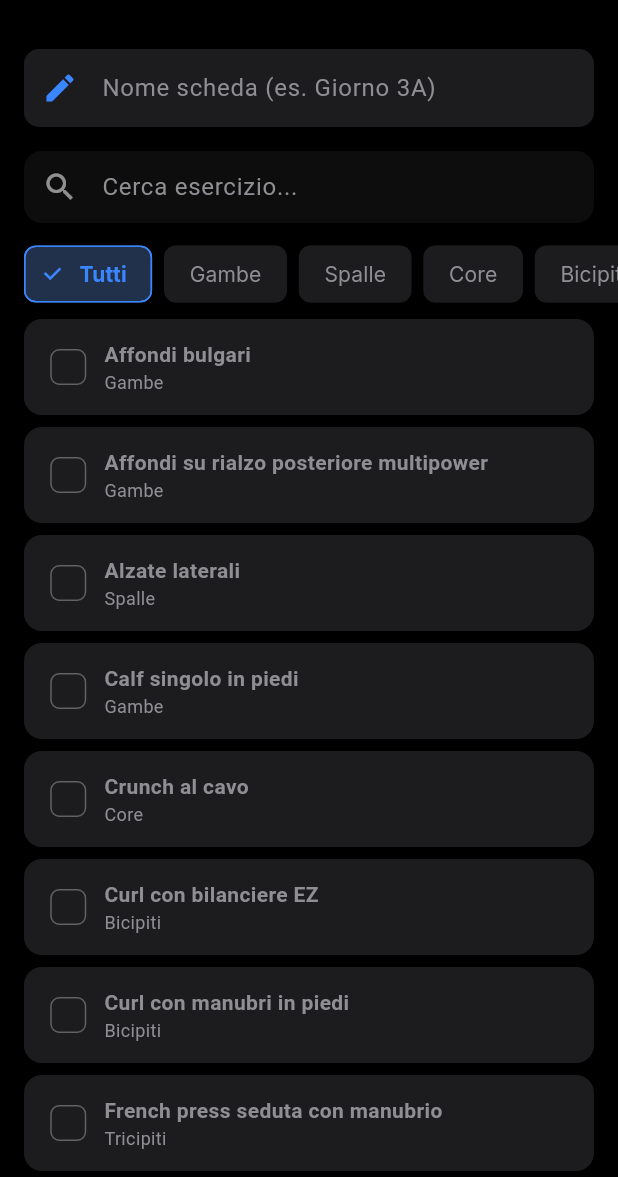
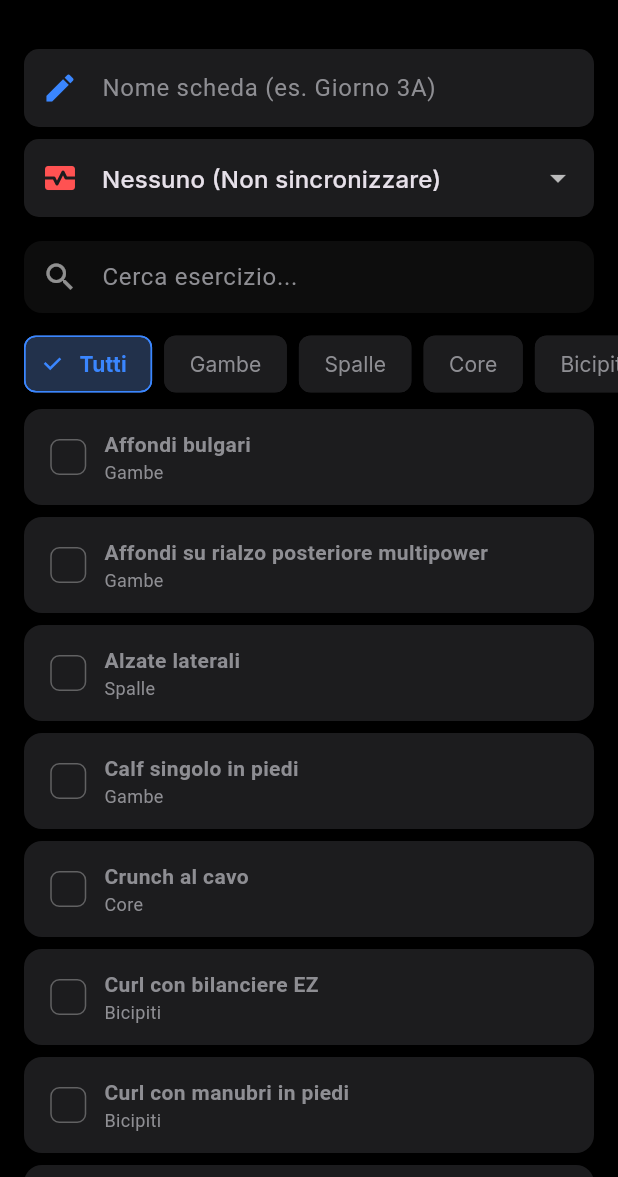
Before and after one commit to chiarafragomeli/fittracker, a Flutter app: the screen it shows after launch, after a tap on the "add" icon, on a phone screen of 412 x 824 dp, the part 59-1236 px from its top. Run offline on Flutter 3.47's test engine with Material 3 defaults, Android fonts, the phone set to English and light mode, and no system bars; our stand-ins replace csv, flutter_riverpod, go_router, google_fonts, hive, hive_flutter; missing offline and left inert: health; accounts and stored records are empty.

Commit message:
feat: Add Apple HealthKit integration for workouts

```diff
--- a/lib/features/profile/profile_screen.dart
+++ b/lib/features/profile/profile_screen.dart
@@ -6,6 +6,7 @@ import '../../core/database/models.dart';
 import 'package:intl/intl.dart';
 import '../exercises/exercises_provider.dart';
 import 'workout_history_screen.dart';
+import '../settings/settings_provider.dart';
 
 class ProfileScreen extends ConsumerStatefulWidget {
   const ProfileScreen({super.key});
@@ -155,6 +156,32 @@ class _ProfileScreenState extends ConsumerState<ProfileScreen> {
                 ),
                 const SizedBox(height: 16),
                 _buildCalendar(logs),
+                const SizedBox(height: 32),
+                const Text(
+                  'Impostazioni',
+                  style: TextStyle(fontSize: 18, fontWeight: FontWeight.bold),
+                ),
+                const SizedBox(height: 12),
+                Container(
+                  decoration: BoxDecoration(
+                    color: AppTheme.surfaceColor,
+                    borderRadius: BorderRadius.circular(16),
+                  ),
+                  child: Consumer(
+                    builder: (context, ref, _) {
+                      final syncEnabled = ref.watch(settingsProvider);
+                      return SwitchListTile(
+                        title: const Text('Sincronizza con Apple Salute', style: TextStyle(fontWeight: FontWeight.bold)),
+                        subtitle: const Text('Salva automaticamente i tuoi allenamenti nell\'app Salute e Fitness.'),
+                        value: syncEnabled,
+                        activeColor: AppTheme.primaryColor,
+                        onChanged: (val) {
+                          ref.read(settingsProvider.notifier).toggleSyncHealthKit(val);
+                        },
+                      );
+                    },
+                  ),
+                ),
               ],
             ),
           );
--- a/lib/features/routines/create_routine_screen.dart
+++ b/lib/features/routines/create_routine_screen.dart
@@ -18,15 +18,17 @@ class CreateRoutineScreen extends ConsumerStatefulWidget {
 class _CreateRoutineScreenState extends ConsumerState<CreateRoutineScreen> {
   late final TextEditingController _nameController;
   late final TextEditingController _searchController;
-  late final List<String> _selectedExerciseIds;
+  late List<String> _selectedExerciseIds;
   String _filterGroup = 'Tutti';
   String _searchQuery = '';
+  String? _healthActivityType;
 
   @override
   void initState() {
     super.initState();
     _nameController = TextEditingController(text: widget.routine?.name ?? '');
     _searchController = TextEditingController();
+    _healthActivityType = widget.routine?.healthActivityType;
     _selectedExerciseIds = List.from(widget.routine?.exerciseIds ?? []);
   }
 
@@ -47,12 +49,18 @@ class _CreateRoutineScreenState extends ConsumerState<CreateRoutineScreen> {
     }
 
     if (widget.routine != null) {
-      final updated = widget.routine!.copyWith(name: name, exerciseIds: _selectedExerciseIds);
+      final updated = widget.routine!.copyWith(
+        name: name,
+        exerciseIds: _selectedExerciseIds,
+        healthActivityType: _healthActivityType,
+      );
       ref.read(routinesProvider.notifier).updateRoutine(updated);
     } else {
-      ref
-          .read(routinesProvider.notifier)
-          .addRoutine(name, _selectedExerciseIds);
+      ref.read(routinesProvider.notifier).addRoutine(
+            name,
+            _selectedExerciseIds,
+            healthActivityType: _healthActivityType,
+          );
     }
     Navigator.pop(context);
   }
@@ -107,13 +115,36 @@ class _CreateRoutineScreenState extends ConsumerState<CreateRoutineScreen> {
         children: [
           // Name field
           Padding(
-            padding: const EdgeInsets.all(16),
+            padding: const EdgeInsets.only(left: 16, right: 16, top: 16, bottom: 8),
             child: TextField(
               controller: _nameController,
               decoration: const InputDecoration(
                 hintText: 'Nome scheda (es. Giorno 3A)',
                 prefixIcon: Icon(Icons.edit, color: AppTheme.primaryColor),
               ),
+            ),
+          ),
+
+          // HealthKit Type
+          Padding(
+            padding: const EdgeInsets.only(left: 16, right: 16, bottom: 16),
+            child: DropdownButtonFormField<String?>(
+              value: _healthActivityType,
+              decoration: const InputDecoration(
+                prefixIcon: Icon(Icons.monitor_heart, color: Colors.redAccent),
+                hintText: 'Tipo di Allenamento Apple Health',
+              ),
+              items: const [
+                DropdownMenuItem(value: null, child: Text('Nessuno (Non sincronizzare)')),
+                DropdownMenuItem(value: 'traditionalStrengthTraining', child: Text('Pesistica Tradizionale')),
+                DropdownMenuItem(value: 'functionalStrengthTraining', child: Text('Allenamento Funzionale')),
+                DropdownMenuItem(value: 'highIntensityIntervalTraining', child: Text('HIIT')),
+              ],
+              onChanged: (val) {
+                setState(() {
+                  _healthActivityType = val;
+                });
+              },
             ),
           ),
 
--- /dev/null
+++ b/lib/features/settings/settings_provider.dart
@@ -0,0 +1,21 @@
+import 'package:flutter_riverpod/flutter_riverpod.dart';
+import 'package:hive/hive.dart';
+
+class SettingsNotifier extends Notifier<bool> {
+  late final Box _box;
+
+  @override
+  bool build() {
+    _box = Hive.box('settings');
+    return _box.get('sync_health_kit', defaultValue: false);
+  }
+
+  void toggleSyncHealthKit(bool value) {
+    state = value;
+    _box.put('sync_health_kit', value);
+  }
+}
+
+final settingsProvider = NotifierProvider<SettingsNotifier, bool>(() {
+  return SettingsNotifier();
+});
--- a/lib/main.dart
+++ b/lib/main.dart
@@ -39,6 +39,7 @@ void main() async {
   await Hive.openBox<Exercise>('exercises');
   await Hive.openBox<Routine>('routines');
   await Hive.openBox<WorkoutLog>('workout_logs');
+  await Hive.openBox('settings');
 
   await initializeDateFormatting('it_IT', null);
 
--- a/pubspec.yaml
+++ b/pubspec.yaml
@@ -43,6 +43,7 @@ dependencies:
   intl: ^0.20.3
   csv: ^8.0.0
   uuid: ^4.6.0
+  health: ^13.3.2
 
 dev_dependencies:
   flutter_test:
```
Also changed, not shown: lib/core/database/models.dart (+14 -3 lines), lib/core/services/health_service.dart (added, +71 -0 lines), lib/features/routines/routines_provider.dart (+7 -2 lines), lib/features/workout/workout_provider.dart (+17 -0 lines), pubspec.lock, 3 other files.
